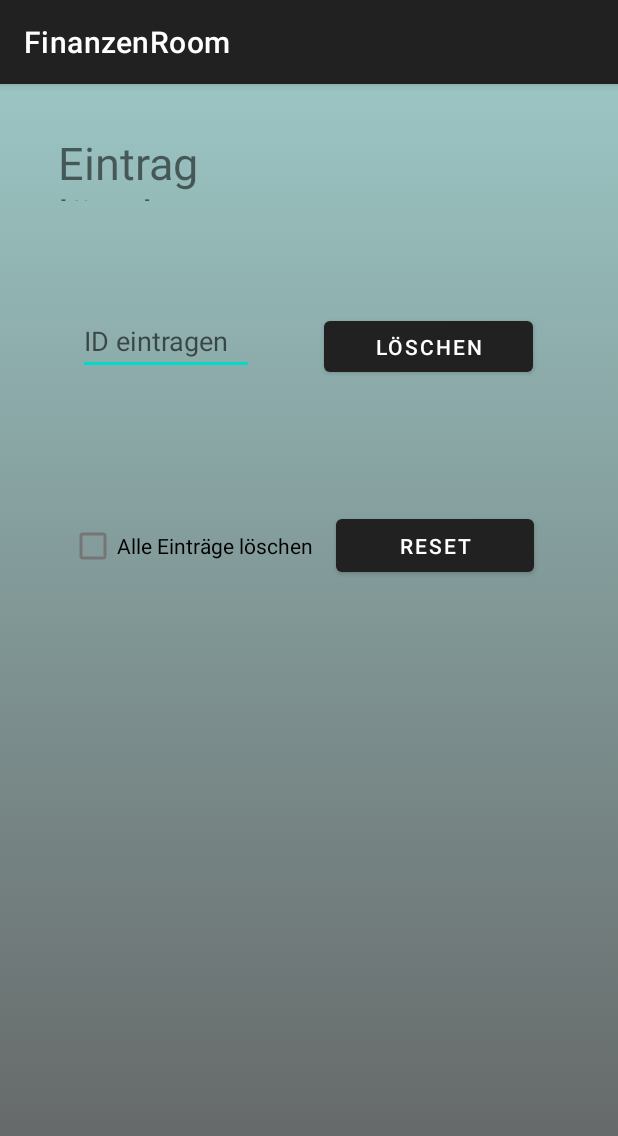
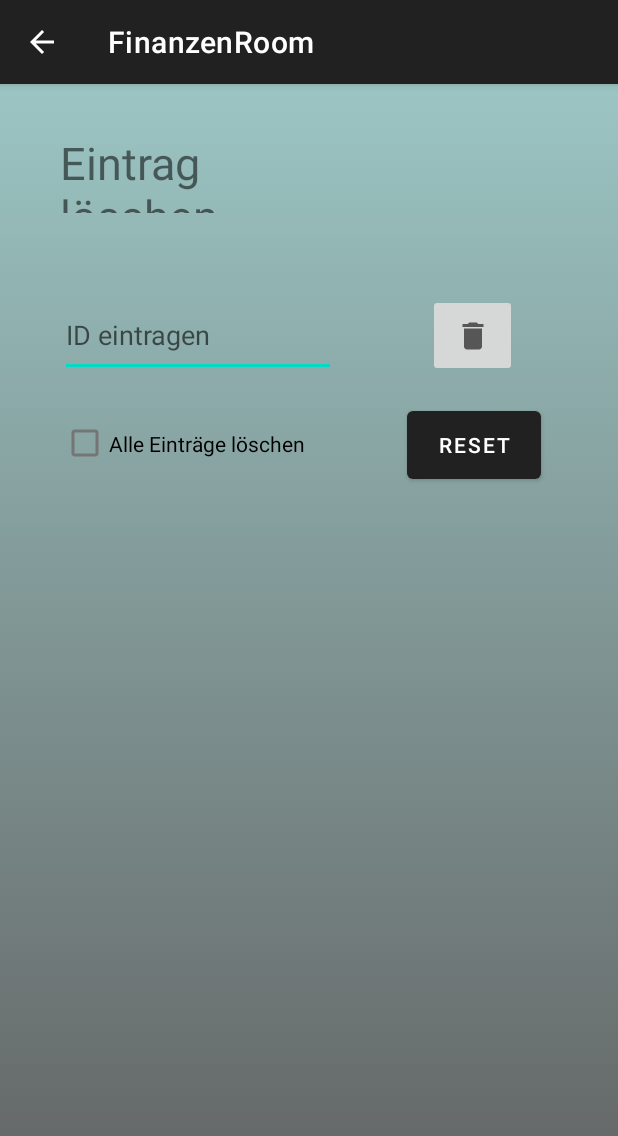
Before and after one commit to LucaM24/FinanceLast, an Android app: the screen it shows after launch (changeEntry), after a tap on an icon or button, on a phone screen of 412 x 824 dp. Shown: the top 1136 px of the screen. Run offline under Robolectric (Android 15) with nearby library versions, the phone set to English and light mode, and no system bars; our stand-ins replace Room's generated code.

```diff
--- a/app/build.gradle
+++ b/app/build.gradle
@@ -47,6 +47,8 @@ dependencies {
 
     // Room components
     implementation "androidx.room:room-ktx:$rootProject.roomVersion"
+    implementation 'androidx.navigation:navigation-fragment-ktx:2.3.2'
+    implementation 'androidx.navigation:navigation-ui-ktx:2.3.2'
     kapt "androidx.room:room-compiler:$rootProject.roomVersion"
     androidTestImplementation "androidx.room:room-testing:$rootProject.roomVersion"
 
--- a/app/src/main/java/com/example/finanzenroom/NeuerEintragActivity.kt
+++ b/app/src/main/java/com/example/finanzenroom/NeuerEintragActivity.kt
@@ -26,6 +26,8 @@ class NeuerEintragActivity : AppCompatActivity(), AdapterView.OnItemSelectedList
     public override fun onCreate(savedInstanceState: Bundle?) {
         super.onCreate(savedInstanceState)
         setContentView(R.layout.activity_neuer_eintrag)
+        supportActionBar?.setDisplayHomeAsUpEnabled(true) //Dadurch wird in der Actionbar ein Pfeil angezeigt, mit dem man zum Hauptbildschirm, (oder auf ein beliebiges), wechseln kann
+
         editWordView = findViewById(R.id.edit_word)
         tV4 = findViewById(R.id.textView4)
         bEinnahme = findViewById(R.id.button_einnahme)
--- a/app/src/main/java/com/example/finanzenroom/Stats.kt
+++ b/app/src/main/java/com/example/finanzenroom/Stats.kt
@@ -36,6 +36,8 @@ class Stats : AppCompatActivity(), AdapterView.OnItemSelectedListener {
     override fun onCreate(savedInstanceState: Bundle?) {
         super.onCreate(savedInstanceState)
         setContentView(R.layout.activity_stats)
+        supportActionBar?.setDisplayHomeAsUpEnabled(true) //Dadurch wird in der Actionbar ein Pfeil angezeigt, mit dem man zum Hauptbildschirm, (oder auf ein beliebiges), wechseln kann
+
 
         statsScreenÜberschrift = findViewById(R.id.statsscreenüberschrift)
         statsScreenÜberschrift.text = "Analyse"
--- a/app/src/main/java/com/example/finanzenroom/Transaction.kt
+++ b/app/src/main/java/com/example/finanzenroom/Transaction.kt
@@ -1,8 +1,8 @@
 package com.example.finanzenroom
-
+import android.os.Parcelable
 import android.text.InputFilter
 import androidx.room.Entity
 import androidx.room.PrimaryKey
 
 @Entity(tableName = "transactions_table")
-data class Transaction(@PrimaryKey(autoGenerate = true) val _id: Int, val _art: String, val _kat: String, val _jahr: Int, val _mon: Int, val _tag: Int, val _bet: Int)
+class Transaction(@PrimaryKey(autoGenerate = true) val _id: Int, val _art: String, val _kat: String, val _jahr: Int, val _mon: Int, val _tag: Int, val _bet: Int)
--- a/app/src/main/java/com/example/finanzenroom/TransactionDao.kt
+++ b/app/src/main/java/com/example/finanzenroom/TransactionDao.kt
@@ -1,9 +1,6 @@
 package com.example.finanzenroom
 
-import androidx.room.Dao
-import androidx.room.Insert
-import androidx.room.OnConflictStrategy
-import androidx.room.Query
+import androidx.room.*
 import kotlinx.coroutines.flow.Flow
 
 @Dao
--- a/app/src/main/java/com/example/finanzenroom/TransactionListAdapter.kt
+++ b/app/src/main/java/com/example/finanzenroom/TransactionListAdapter.kt
@@ -1,11 +1,13 @@
 package com.example.finanzenroom
 
+import android.text.Layout
 import android.util.Log
 import android.view.LayoutInflater
 import android.view.View
 import android.view.ViewGroup
 import android.widget.TextView
 import androidx.core.util.rangeTo
+import androidx.fragment.app.ListFragment
 import androidx.recyclerview.widget.DiffUtil
 import androidx.recyclerview.widget.ListAdapter
 import androidx.recyclerview.widget.RecyclerView
--- a/app/src/main/java/com/example/finanzenroom/changeEntry.kt
+++ b/app/src/main/java/com/example/finanzenroom/changeEntry.kt
@@ -3,17 +3,14 @@ package com.example.finanzenroom
 import android.content.Intent
 import androidx.appcompat.app.AppCompatActivity
 import android.os.Bundle
-import android.widget.Button
-import android.widget.CheckBox
-import android.widget.TextView
-import android.widget.Toast
+import android.widget.*
 import androidx.activity.viewModels
 import org.w3c.dom.Text
 
 class changeEntry : AppCompatActivity() {
     private lateinit var tV7 : TextView
     private lateinit var checkBox : CheckBox
-    private lateinit var deleteID : Button
+    private lateinit var deleteID : ImageButton
     private lateinit var deleteAll : Button
     private lateinit var changeEntryÜberschrift: TextView
     private val transactionViewModel: TransactionViewModel by viewModels {
@@ -22,11 +19,13 @@ class changeEntry : AppCompatActivity() {
     override fun onCreate(savedInstanceState: Bundle?) {
         super.onCreate(savedInstanceState)
         setContentView(R.layout.activity_change_entry)
+        supportActionBar?.setDisplayHomeAsUpEnabled(true) //Dadurch wird in der Actionbar ein Pfeil angezeigt, mit dem man zum Hauptbildschirm, (oder auf ein beliebiges), wechseln kann
+
 
         changeEntryÜberschrift = findViewById(R.id.changeentryüberschrift)
         changeEntryÜberschrift.text = "Eintrag löschen"
 
-        deleteID = findViewById<Button>(R.id.buttonDelete)
+        deleteID = findViewById<ImageButton>(R.id.buttonDelete)
         deleteAll = findViewById<Button>(R.id.buttonDeleteAll)
         checkBox = findViewById<CheckBox>(R.id.checkBox)
         tV7 = findViewById<TextView>(R.id.tV6)
--- a/app/src/main/res/layout/activity_change_entry.xml
+++ b/app/src/main/res/layout/activity_change_entry.xml
@@ -8,57 +8,58 @@
     android:background="@drawable/gradient_background">
 
 
-    <Button
-        android:id="@+id/buttonDelete"
-        android:layout_width="139dp"
-        android:layout_height="46dp"
-        android:layout_marginStart="216dp"
-        android:layout_marginTop="152dp"
-        android:text="Löschen"
-        app:layout_constraintStart_toStartOf="parent"
-        app:layout_constraintTop_toTopOf="parent" />
-
     <CheckBox
         android:id="@+id/checkBox"
-        android:layout_width="wrap_content"
-        android:layout_height="wrap_content"
-        android:layout_marginTop="284dp"
+        android:layout_width="184dp"
+        android:layout_height="55dp"
+        android:layout_marginTop="212dp"
         android:text="Alle Einträge löschen"
         app:layout_constraintEnd_toEndOf="parent"
-        app:layout_constraintHorizontal_bias="0.185"
+        app:layout_constraintHorizontal_bias="0.177"
         app:layout_constraintStart_toStartOf="parent"
         app:layout_constraintTop_toTopOf="parent" />
 
     <Button
         android:id="@+id/buttonDeleteAll"
-        android:layout_width="132dp"
-        android:layout_height="47dp"
-        android:layout_marginTop="284dp"
+        android:layout_width="89dp"
+        android:layout_height="57dp"
+        android:layout_marginTop="212dp"
         android:text="Reset"
         app:layout_constraintEnd_toEndOf="parent"
-        app:layout_constraintHorizontal_bias="0.799"
+        app:layout_constraintHorizontal_bias="0.841"
         app:layout_constraintStart_toStartOf="parent"
         app:layout_constraintTop_toTopOf="parent" />
 
     <EditText
         android:id="@+id/tV6"
-        android:layout_width="117dp"
-        android:layout_height="42dp"
-        android:layout_marginStart="52dp"
-        android:layout_marginTop="152dp"
+        android:layout_width="184dp"
+        android:layout_height="55dp"
+        android:layout_marginStart="40dp"
+        android:layout_marginTop="140dp"
         android:hint="ID eintragen"
         app:layout_constraintStart_toStartOf="parent"
         app:layout_constraintTop_toTopOf="parent" />
 
     <TextView
         android:id="@+id/changeentryüberschrift"
-        android:layout_width="188dp"
-        android:layout_height="46dp"
+        android:layout_width="192dp"
+        android:layout_height="54dp"
         android:layout_marginTop="32dp"
         android:text="TextView"
         android:textSize="30sp"
         app:layout_constraintEnd_toEndOf="parent"
-        app:layout_constraintHorizontal_bias="0.173"
+        app:layout_constraintHorizontal_bias="0.182"
         app:layout_constraintStart_toStartOf="parent"
         app:layout_constraintTop_toTopOf="parent" />
+
+    <ImageButton
+        android:id="@+id/buttonDelete"
+        android:layout_width="59dp"
+        android:layout_height="55dp"
+        android:layout_marginTop="140dp"
+        app:layout_constraintEnd_toEndOf="parent"
+        app:layout_constraintHorizontal_bias="0.809"
+        app:layout_constraintStart_toStartOf="parent"
+        app:layout_constraintTop_toTopOf="parent"
+        app:srcCompat="@drawable/ic_baseline_delete_24" />
 </androidx.constraintlayout.widget.ConstraintLayout>
--- a/app/src/main/res/layout/recyclerview_item.xml
+++ b/app/src/main/res/layout/recyclerview_item.xml
@@ -10,6 +10,6 @@
         style="@style/word_title"
         android:layout_width="match_parent"
         android:layout_height="match_parent"
-        android:background="@android:color/transparent" />
+        android:background="@android:color/holo_orange_light" />
 
 </LinearLayout>
```
Also changed, not shown: app/src/main/AndroidManifest.xml (+12 -5 lines), app/src/main/java/com/example/finanzenroom/Settings.kt (+6 -10 lines), app/src/main/res/layout/activity_neuer_eintrag.xml (+8 -35 lines), app/src/main/res/layout/activity_stats.xml (+10 -10 lines).
